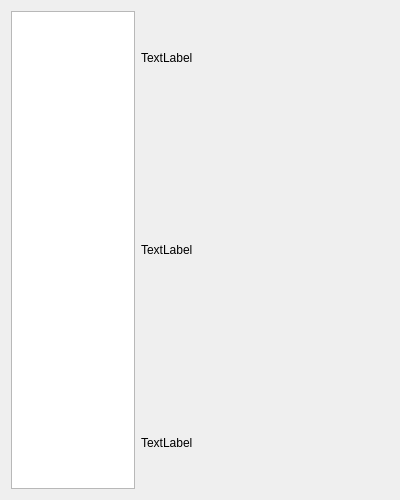
Qt form src/modules/packagechooser/page_package.ui (calamares/calamares) before a commit.
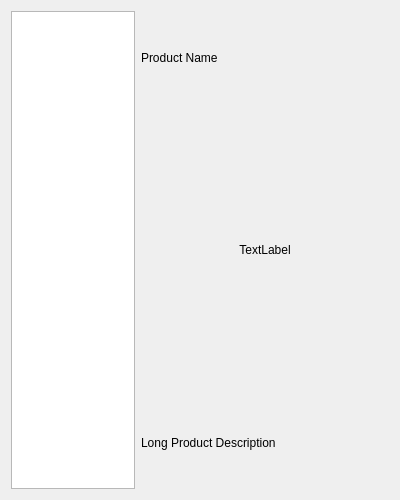
The same form after that commit.

Commit message:
[packagechooser] Align the screenshot
 - hcenter + vcenter the screenshot
 - make it expand as necessary
 - fill in some sample text

```diff
--- a/src/modules/packagechooser/page_package.ui
+++ b/src/modules/packagechooser/page_package.ui
@@ -37,21 +37,36 @@
        <item>
         <widget class="QLabel" name="productName">
          <property name="text">
-          <string>TextLabel</string>
+          <string>Product Name</string>
          </property>
         </widget>
        </item>
        <item>
         <widget class="QLabel" name="productScreenshot">
+         <property name="sizePolicy">
+          <sizepolicy hsizetype="Expanding" vsizetype="Expanding">
+           <horstretch>1</horstretch>
+           <verstretch>0</verstretch>
+          </sizepolicy>
+         </property>
          <property name="text">
           <string>TextLabel</string>
          </property>
+         <property name="alignment">
+          <set>Qt::AlignCenter</set>
+         </property>
         </widget>
        </item>
        <item>
         <widget class="QLabel" name="productDescription">
+         <property name="sizePolicy">
+          <sizepolicy hsizetype="Preferred" vsizetype="Expanding">
+           <horstretch>0</horstretch>
+           <verstretch>2</verstretch>
+          </sizepolicy>
+         </property>
          <property name="text">
-          <string>TextLabel</string>
+          <string>Long Product Description</string>
          </property>
          <property name="wordWrap">
           <bool>true</bool>
```
